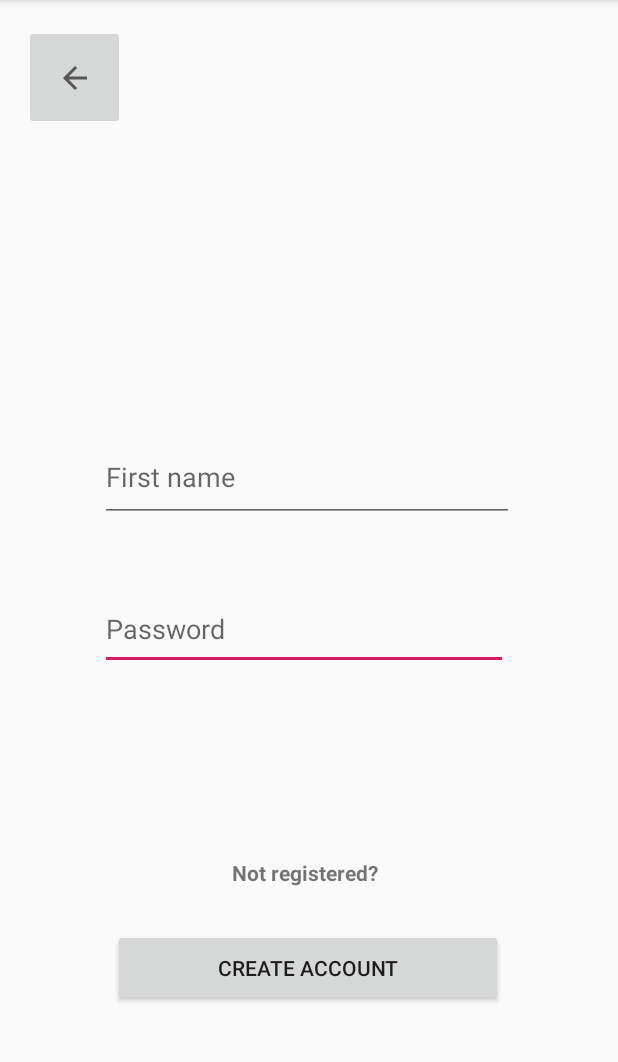
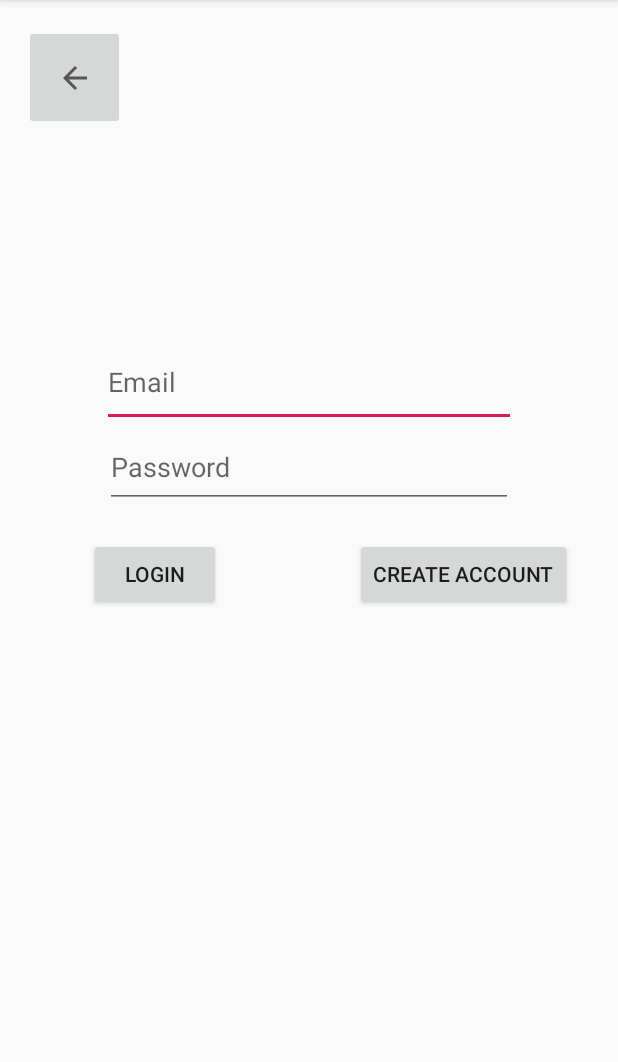
Before and after one commit to sver18ed/Eventer, an Android app: the LoginActivity screen opened directly, with no data from a screen before it, on a phone screen of 412 x 824 dp, the part 84-1146 px from its top. Run offline under Robolectric (Android 15) with nearby library versions, the phone set to English and light mode, and no system bars; our stand-ins replace Firebase (no records; nobody signed in at launch, a user with empty details on screens opened directly).

Commit message:
Implemented account login functionality

```diff
--- a/app/src/main/java/com/example/eventer/CreateAccountActivity.kt
+++ b/app/src/main/java/com/example/eventer/CreateAccountActivity.kt
@@ -48,7 +48,6 @@ class CreateAccountActivity : AppCompatActivity() {
     }
 
     private fun initialise() {
-
         firstNameEditText = findViewById(R.id.first_name_edit_text)
         lastNameEditText = findViewById(R.id.last_name_edit_text)
         emailEditText = findViewById(R.id.email_edit_text)
@@ -65,7 +64,6 @@ class CreateAccountActivity : AppCompatActivity() {
     }
 
     private fun createNewAccount() {
-
         firstName = firstNameEditText?.text.toString()
         lastName = lastNameEditText?.text.toString()
         email = emailEditText?.text.toString()
--- a/app/src/main/java/com/example/eventer/LoginActivity.kt
+++ b/app/src/main/java/com/example/eventer/LoginActivity.kt
@@ -4,23 +4,86 @@ package com.example.eventer
 import android.content.Intent
 import androidx.appcompat.app.AppCompatActivity
 import android.os.Bundle
+import android.text.TextUtils
+import android.util.Log
 import android.widget.Button
+import android.widget.EditText
 import android.widget.ImageButton
+import android.widget.Toast
+import com.google.firebase.auth.FirebaseAuth
 
 class LoginActivity : AppCompatActivity() {
+
+    private val TAG = "LoginActivity"
+
+    //global variables
+    private var email: String? = null
+    private var password: String? = null
+
+    //UI elements
+    private var emailEditText: EditText? = null
+    private var passwordEditText: EditText? = null
+    private var loginButton: Button? = null
+    private var createAccountButton: Button? = null
+
+    //Firebase references
+    private var mAuth: FirebaseAuth? = null
 
     override fun onCreate(savedInstanceState: Bundle?) {
         super.onCreate(savedInstanceState)
         setContentView(R.layout.activity_login)
 
+        initialise()
+
         val returnButton = this.findViewById<ImageButton>(R.id.return_button)
         returnButton.setOnClickListener{
             finish()
         }
-        val createAccountButton = this.findViewById<Button>(R.id.create_account_button)
-        createAccountButton.setOnClickListener{
-            val intent = Intent(this, CreateAccountActivity::class.java)
-            startActivity(intent)
+    }
+
+    private fun initialise() {
+        emailEditText = findViewById(R.id.email_edit_text)
+        passwordEditText = findViewById(R.id.password_edit_text)
+        loginButton = findViewById(R.id.login_button)
+        createAccountButton = findViewById(R.id.create_account_button)
+
+        mAuth = FirebaseAuth.getInstance()
+
+        createAccountButton!!.setOnClickListener {
+            startActivity(Intent(this@LoginActivity, CreateAccountActivity::class.java))
+        }
+
+        loginButton!!.setOnClickListener {
+            loginUser()
         }
     }
+
+    private fun loginUser() {
+        email = emailEditText?.text.toString()
+        password = passwordEditText?.text.toString()
+        if (!TextUtils.isEmpty(email) && !TextUtils.isEmpty(password)) {
+            Log.d(TAG, "Logging in user.")
+            mAuth!!.signInWithEmailAndPassword(email!!, password!!)
+                .addOnCompleteListener(this) { task ->
+                    if (task.isSuccessful) {
+                        // Sign in success, update UI with signed-in user's information
+                        Log.d(TAG, "signInWithEmail:success")
+                        updateUI()
+                    } else {
+                        // If sign in fails, display a message to the user.
+                        Log.e(TAG, "signInWithEmail:failure", task.exception)
+                        Toast.makeText(this@LoginActivity, "Authentication failed.",
+                            Toast.LENGTH_SHORT).show()
+                    }
+                }
+        } else {
+            Toast.makeText(this, "You must enter all fields...", Toast.LENGTH_SHORT).show()
+        }
+    }
+
+    private fun updateUI() {
+        val intent = Intent(this@LoginActivity, MainActivity::class.java)
+        intent.addFlags(Intent.FLAG_ACTIVITY_CLEAR_TOP)
+        startActivity(intent)
+    }
 }
--- a/app/src/main/res/layout/activity_login.xml
+++ b/app/src/main/res/layout/activity_login.xml
@@ -7,18 +7,26 @@
     tools:context=".LoginActivity">
 
     <EditText
-        android:id="@+id/password_login"
+        android:id="@+id/email_edit_text"
+        android:layout_width="276dp"
+        android:layout_height="59dp"
+        android:hint="@string/email"
+        android:inputType="textEmailAddress"
+        app:layout_constraintBottom_toBottomOf="parent"
+        app:layout_constraintEnd_toEndOf="parent"
+        app:layout_constraintStart_toStartOf="parent"
+        app:layout_constraintTop_toTopOf="parent"
+        app:layout_constraintVertical_bias="0.318" />
+
+    <EditText
+        android:id="@+id/password_edit_text"
         android:layout_width="272dp"
         android:layout_height="54dp"
-        android:ems="10"
         android:hint="@string/password"
         android:inputType="textPassword"
-        app:layout_constraintBottom_toBottomOf="parent"
-        app:layout_constraintEnd_toEndOf="@+id/username_login"
-        app:layout_constraintHorizontal_bias="0.0"
-        app:layout_constraintStart_toStartOf="@+id/username_login"
-        app:layout_constraintTop_toTopOf="parent"
-        app:layout_constraintVertical_bias="0.55" />
+        app:layout_constraintTop_toBottomOf="@id/email_edit_text"
+        app:layout_constraintEnd_toEndOf="@id/email_edit_text"
+        app:layout_constraintStart_toStartOf="@+id/email_edit_text"/>
 
     <ImageButton
         android:id="@+id/return_button"
@@ -33,48 +41,32 @@
         app:layout_constraintVertical_bias="0.024"
         app:srcCompat="?attr/homeAsUpIndicator" />
 
-    <EditText
-        android:id="@+id/username_login"
-        android:layout_width="276dp"
-        android:layout_height="59dp"
-        android:ems="10"
-        android:hint="@string/first_name"
-        android:inputType="textPersonName"
-        app:layout_constraintBottom_toBottomOf="parent"
+    <Button
+        android:id="@+id/login_button"
+        android:layout_width="wrap_content"
+        android:layout_height="wrap_content"
+        android:text="@string/login"
+        android:layout_marginTop="20sp"
+        app:layout_constraintTop_toBottomOf="@id/password_edit_text"
         app:layout_constraintEnd_toEndOf="parent"
-        app:layout_constraintHorizontal_bias="0.488"
-        app:layout_constraintStart_toStartOf="parent"
-        app:layout_constraintTop_toTopOf="parent"
-        app:layout_constraintVertical_bias="0.407" />
-
-    <TextView
-        android:id="@+id/register_text"
-        android:layout_width="255dp"
-        android:layout_height="45dp"
-        android:background="@android:color/transparent"
-        android:ems="10"
-        android:gravity="center"
-        android:inputType="none"
-        android:text="@string/not_registered"
-        android:textAlignment="center"
-        android:textStyle="bold"
-        app:layout_constraintBottom_toBottomOf="parent"
-        app:layout_constraintEnd_toEndOf="parent"
-        app:layout_constraintHorizontal_bias="0.48"
-        app:layout_constraintStart_toStartOf="parent"
-        app:layout_constraintTop_toTopOf="parent"
-        app:layout_constraintVertical_bias="0.774" />
+        app:layout_constraintEnd_toStartOf="@+id/guideline_vertical_in_center"
+        app:layout_constraintStart_toStartOf="parent" />
 
     <Button
         android:id="@+id/create_account_button"
-        android:layout_width="260dp"
-        android:layout_height="51dp"
+        android:layout_width="wrap_content"
+        android:layout_height="wrap_content"
         android:text="@string/create_account"
-        app:layout_constraintBottom_toBottomOf="parent"
+        android:layout_marginTop="20sp"
+        app:layout_constraintTop_toBottomOf="@id/password_edit_text"
         app:layout_constraintEnd_toEndOf="parent"
-        app:layout_constraintHorizontal_bias="0.496"
-        app:layout_constraintStart_toStartOf="parent"
-        app:layout_constraintTop_toTopOf="parent"
-        app:layout_constraintVertical_bias="0.864" />
+        app:layout_constraintStart_toStartOf="@+id/guideline_vertical_in_center" />/>
+
+    <androidx.constraintlayout.widget.Guideline
+        android:layout_width="wrap_content"
+        android:layout_height="wrap_content"
+        android:id="@+id/guideline_vertical_in_center"
+        android:orientation="vertical"
+        app:layout_constraintGuide_percent="0.5" />
 
 </androidx.constraintlayout.widget.ConstraintLayout>
--- a/app/src/main/res/layout/activity_view_event.xml
+++ b/app/src/main/res/layout/activity_view_event.xml
@@ -26,11 +26,11 @@
         app:layout_constraintTop_toBottomOf="@+id/title_text" />
 
     <Button
-        android:id="@+id/join"
+        android:id="@+id/join_button"
         android:layout_width="wrap_content"
         android:layout_height="wrap_content"
         android:layout_marginBottom="20sp"
-        android:text="@string/join_button"
+        android:text="@string/join"
         app:layout_constraintBottom_toBottomOf="parent"
         app:layout_constraintEnd_toEndOf="parent"
         app:layout_constraintEnd_toStartOf="@+id/guideline_vertical_in_center"
@@ -41,7 +41,7 @@
         android:layout_width="wrap_content"
         android:layout_height="wrap_content"
         android:layout_marginBottom="20sp"
-        android:text="@string/edit_button"
+        android:text="@string/edit"
         app:layout_constraintBottom_toBottomOf="parent"
         app:layout_constraintEnd_toEndOf="parent"
         app:layout_constraintStart_toStartOf="@+id/guideline_vertical_in_center" />
--- a/app/src/main/res/layout/activity_view_profile.xml
+++ b/app/src/main/res/layout/activity_view_profile.xml
@@ -106,7 +106,7 @@
         android:layout_width="wrap_content"
         android:layout_height="wrap_content"
         android:layout_marginBottom="20dp"
-        android:text="@string/edit_button"
+        android:text="@string/edit"
         app:layout_constraintBottom_toBottomOf="parent"
         app:layout_constraintEnd_toEndOf="parent"
         app:layout_constraintStart_toStartOf="@+id/guideline_vertical_in_center" />
--- a/app/src/main/res/values/strings.xml
+++ b/app/src/main/res/values/strings.xml
@@ -3,12 +3,13 @@
     <string name="upcoming_events">Upcoming Events</string>
     <string name="create">Create</string>
     <string name="login">Login</string>
+    <string name="logout">Logout</string>
     <string name="return_button">Return to previous activity</string>
     <string name="first_name">First name</string>
     <string name="last_name">Last name</string>
     <string name="password">Password</string>
-    <string name="join_button">Join</string>
-    <string name="edit_button">Edit</string>
+    <string name="join">Join</string>
+    <string name="edit">Edit</string>
     <string name="save">Save</string>
     <string name="content">Content:</string>
     <string name="title">Title:</string>
```
Also changed, not shown: app/src/main/res/layout/activity_main.xml (+10 -1 lines).
